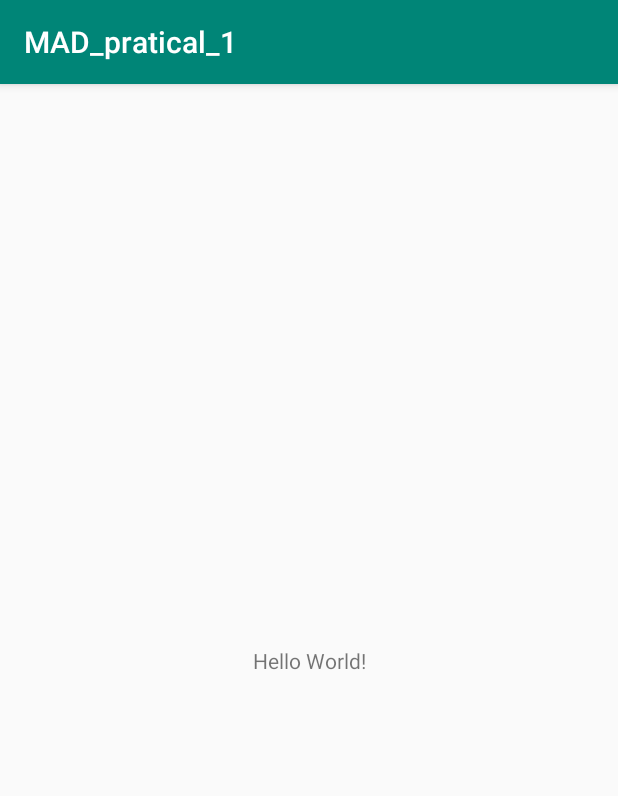
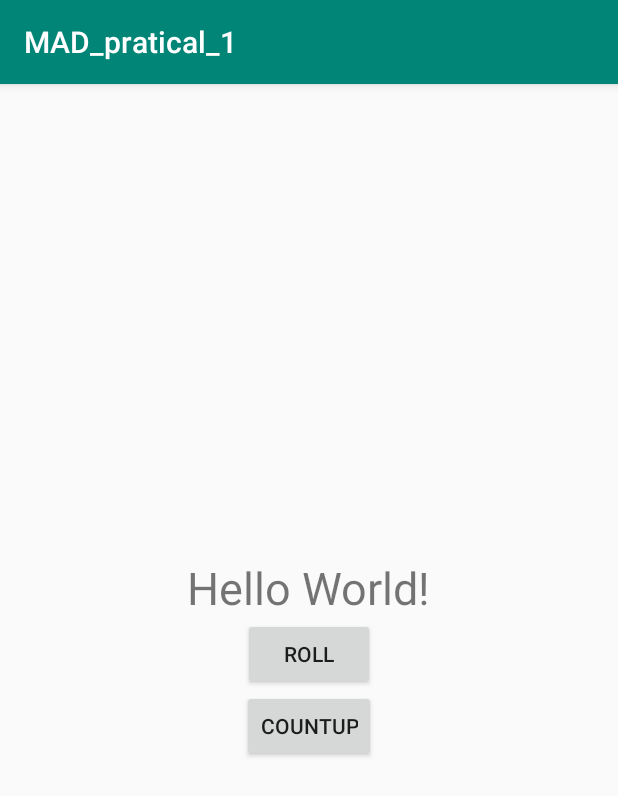
Before and after one commit to ryanc0411/MAD_pratical_1, an Android app: the screen it shows after launch (MainActivity), on a phone screen of 412 x 824 dp. Shown: the top 796 px of the screen. Run offline under Robolectric (Android 15) with nearby library versions, the phone set to English and light mode, and no system bars.

Commit message:
first commit

```diff
--- a/app/src/main/res/layout/activity_main.xml
+++ b/app/src/main/res/layout/activity_main.xml
@@ -1,18 +1,33 @@
 <?xml version="1.0" encoding="utf-8"?>
-<androidx.constraintlayout.widget.ConstraintLayout xmlns:android="http://schemas.android.com/apk/res/android"
-    xmlns:app="http://schemas.android.com/apk/res-auto"
+<LinearLayout
+    xmlns:android="http://schemas.android.com/apk/res/android"
     xmlns:tools="http://schemas.android.com/tools"
     android:layout_width="match_parent"
-    android:layout_height="match_parent"
+    android:layout_height="wrap_content"
+    android:orientation="vertical"
+    android:layout_gravity="center_vertical"
     tools:context=".MainActivity">
 
     <TextView
+        android:id="@+id/result_text"
         android:layout_width="wrap_content"
         android:layout_height="wrap_content"
-        android:text="Hello World!"
-        app:layout_constraintBottom_toBottomOf="parent"
-        app:layout_constraintLeft_toLeftOf="parent"
-        app:layout_constraintRight_toRightOf="parent"
-        app:layout_constraintTop_toTopOf="parent" />
+        android:layout_gravity="center_horizontal"
+        android:textSize="30sp"
+        android:text="Hello World!" />
 
-</androidx.constraintlayout.widget.ConstraintLayout>
+    <Button
+        android:id="@+id/roll_button"
+        android:layout_width="wrap_content"
+        android:layout_height="wrap_content"
+        android:layout_gravity="center_horizontal"
+        android:text="@string/roll_label" />
+
+    <Button
+        android:id="@+id/countup_button"
+        android:layout_width="wrap_content"
+        android:layout_height="wrap_content"
+        android:layout_gravity="center_horizontal"
+        android:text="@string/CountUp_label" />
+
+</LinearLayout>
--- a/app/src/main/res/values/strings.xml
+++ b/app/src/main/res/values/strings.xml
@@ -1,3 +1,5 @@
 <resources>
     <string name="app_name">MAD_pratical_1</string>
+    <string name="roll_label">Roll</string>
+    <string name="CountUp_label">CountUp</string>
 </resources>
```
Also changed, not shown: app/src/main/java/com/example/mad_pratical_1/MainActivity.kt (+35 -0 lines).
